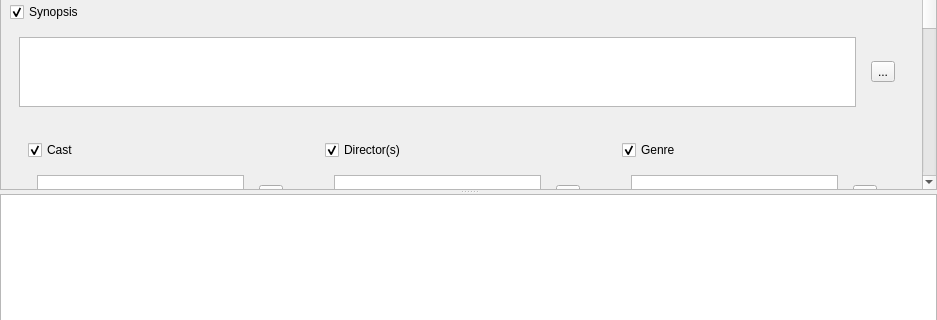
Old version of the form src/panelview.ui in the repository app211/jaqet; both pictures show x 0 to 937 and y 267 to 587 of the 937 by 677 pixel window.
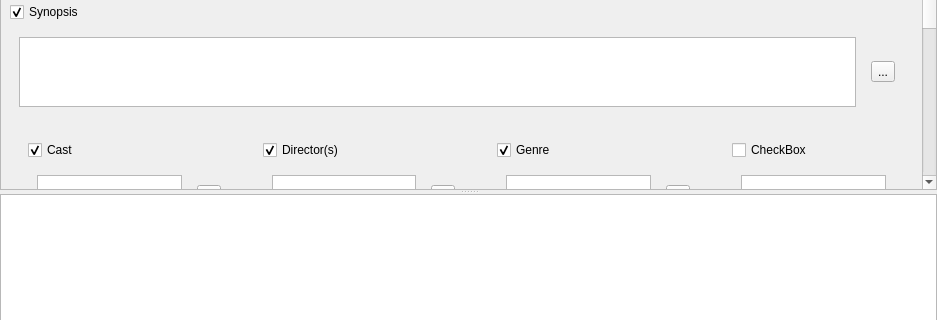
New version of the form. Icons and pictures are not drawn. Custom widgets are drawn as their Qt base class.

```diff
--- a/src/panelview.ui
+++ b/src/panelview.ui
@@ -157,8 +157,8 @@
                <rect>
                 <x>0</x>
                 <y>0</y>
-                <width>916</width>
-                <height>633</height>
+                <width>917</width>
+                <height>691</height>
                </rect>
               </property>
               <layout class="QVBoxLayout" name="verticalLayout_4">
@@ -476,6 +476,28 @@
                     </layout>
                    </widget>
                   </item>
+                  <item>
+                   <widget class="QWidget" name="widget_30" native="true">
+                    <layout class="QVBoxLayout" name="verticalLayout_23">
+                     <item>
+                      <widget class="QCheckBox" name="checkBox">
+                       <property name="text">
+                        <string>CheckBox</string>
+                       </property>
+                      </widget>
+                     </item>
+                     <item>
+                      <widget class="QWidget" name="widget_31" native="true">
+                       <layout class="QHBoxLayout" name="horizontalLayout_12">
+                        <item>
+                         <widget class="QListWidget" name="countriesListWidget"/>
+                        </item>
+                       </layout>
+                      </widget>
+                     </item>
+                    </layout>
+                   </widget>
+                  </item>
                  </layout>
                 </widget>
                </item>
```
Left out of the diff: 2 changed lines with no effect on the pictures.
